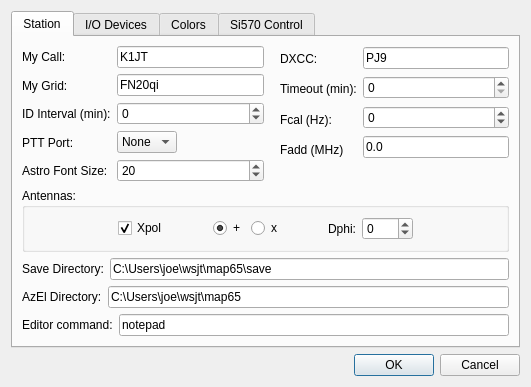
mkveksas/wsjt-64, file map65/devsetup.ui: the form before one commit.
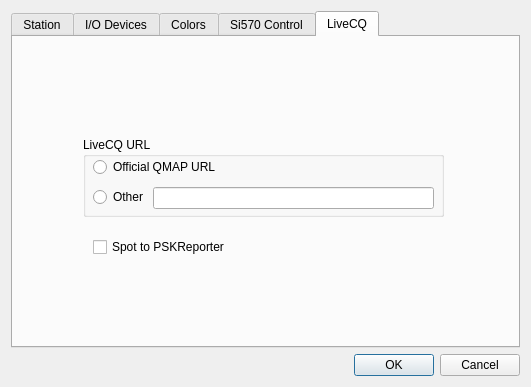
The form after the commit. The open tabs and pages were chosen to show the change.

What changed in the file:
```diff
--- a/map65/devsetup.ui
+++ b/map65/devsetup.ui
@@ -1748,6 +1748,76 @@
        </item>
       </layout>
      </widget>
+     <widget class="QWidget" name="tab_5">
+      <attribute name="title">
+       <string>LiveCQ</string>
+      </attribute>
+      <widget class="QGroupBox" name="groupBox_4">
+       <property name="geometry">
+        <rect>
+         <x>70</x>
+         <y>100</y>
+         <width>361</width>
+         <height>80</height>
+        </rect>
+       </property>
+       <property name="title">
+        <string>LiveCQ URL</string>
+       </property>
+       <widget class="QRadioButton" name="otherBut">
+        <property name="geometry">
+         <rect>
+          <x>10</x>
+          <y>50</y>
+          <width>51</width>
+          <height>20</height>
+         </rect>
+        </property>
+        <property name="text">
+         <string>Other</string>
+        </property>
+       </widget>
+       <widget class="QRadioButton" name="w3szBut">
+        <property name="geometry">
+         <rect>
+          <x>10</x>
+          <y>20</y>
+          <width>131</width>
+          <height>20</height>
+         </rect>
+        </property>
+        <property name="text">
+         <string>Official QMAP URL</string>
+        </property>
+       </widget>
+       <widget class="QLineEdit" name="otherUrlBox">
+        <property name="geometry">
+         <rect>
+          <x>70</x>
+          <y>50</y>
+          <width>281</width>
+          <height>22</height>
+         </rect>
+        </property>
+        <property name="text">
+         <string/>
+        </property>
+       </widget>
+      </widget>
+      <widget class="QCheckBox" name="pskBox">
+       <property name="geometry">
+        <rect>
+         <x>80</x>
+         <y>200</y>
+         <width>141</width>
+         <height>20</height>
+        </rect>
+       </property>
+       <property name="text">
+        <string>Spot to PSKReporter</string>
+       </property>
+      </widget>
+     </widget>
     </widget>
    </item>
    <item>
```
